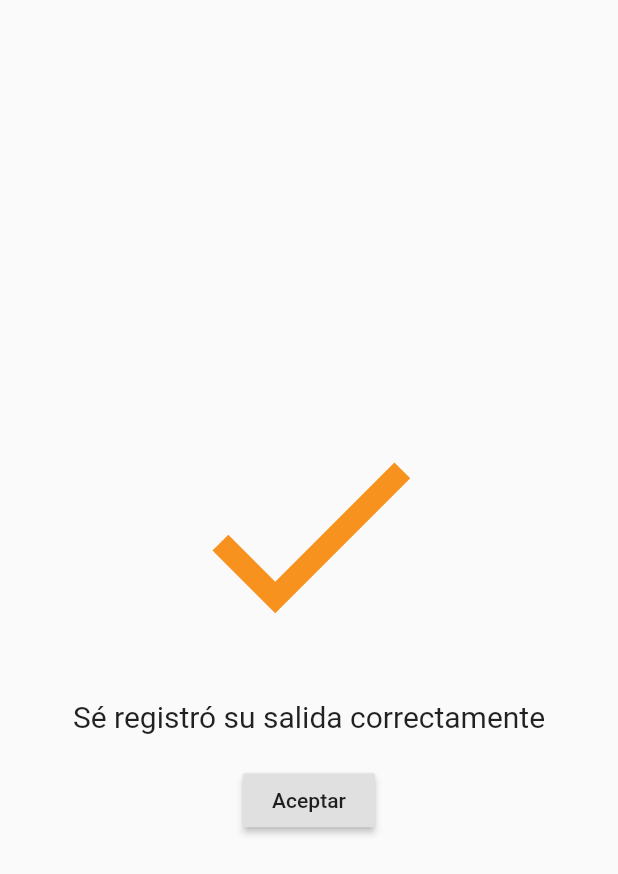
After one commit to AnthJos/smartaudience, a Flutter app: the RegistroSalidaConferencia screen opened by its route, on a phone screen of 412 x 824 dp. The commit adds this screen. Shown: the top 874 px of the screen. Run offline on Flutter 3.47's test engine with Material 2 defaults, Android fonts, the phone set to English and light mode, and no system bars; our stand-ins replace flutter_blue, rxdart, share, shared_preferences; missing offline and left inert: qrcode_reader, youtube_player; accounts and stored records are empty; statements that could not run were skipped.

Commit message:
vs 12:12 11-07-19

```diff
--- a/lib/main.dart
+++ b/lib/main.dart
@@ -1,6 +1,7 @@
 import 'package:flutter/material.dart';
 import 'package:smartaudience/src/bloc/provider.dart';
 import 'package:smartaudience/src/pages/beacon_page.dart';
+import 'package:smartaudience/src/pages/conferencia_close.dart';
 import 'package:smartaudience/src/pages/datos_page.dart';
 import 'package:smartaudience/src/pages/detalle_conferencia.dart';
 import 'package:smartaudience/src/pages/detalle_taller.dart';
@@ -52,7 +53,8 @@ class MyApp extends StatelessWidget {
           'registroBeacon'    : ( BuildContext context ) => RegistroBeacon(),
           'sesionClose'       : ( BuildContext context ) => SsesionClose(),
           'documento'         : ( BuildContext context ) => DocumentPage(),
-          'quest'             : ( BuildContext context ) => QuestPage()
+          'quest'             : ( BuildContext context ) => QuestPage(),
+          'registroSalida'    : ( BuildContext context ) => RegistroSalidaConferencia()
         },
       ),
     );
--- /dev/null
+++ b/lib/src/pages/conferencia_close.dart
@@ -0,0 +1,34 @@
+import 'package:flutter/material.dart';
+
+class RegistroSalidaConferencia extends StatelessWidget {
+  const RegistroSalidaConferencia({Key key}) : super(key: key);
+
+  @override
+  Widget build(BuildContext context) {
+    return Scaffold(
+      body: Container(
+        child: Center(
+          child: Column(
+            mainAxisSize: MainAxisSize.min,
+            children: <Widget>[
+              Icon(
+                Icons.check,
+                color: Color.fromRGBO(247, 146, 30, 1),
+                size: 180.0,
+              ),
+              SizedBox(height: 20.0,),
+              Text('Sé registró su salida correctamente', style: TextStyle(fontSize: 20.0),),
+              SizedBox(height: 20.0,),
+              RaisedButton(
+                child: Text('Aceptar'),
+                onPressed: (){
+                  Navigator.of(context).pop();
+                },
+              )
+            ],
+          ),
+        ),
+      ),
+    );
+  }
+}
--- a/lib/src/provider/conference_provider.dart
+++ b/lib/src/provider/conference_provider.dart
@@ -47,12 +47,6 @@ class ConferenceProvider{
 
   }
 
-  Future<bool> registrarSalida() async {
-
-    return true;
-
-  }
-
 
 
 }
```
Also changed, not shown: lib/src/preferences/preferences_usuario.dart (+15 -0 lines), lib/src/provider/registro_provider.dart (+14 -0 lines), lib/src/widgets/menu_widget.dart (+16 -4 lines).
